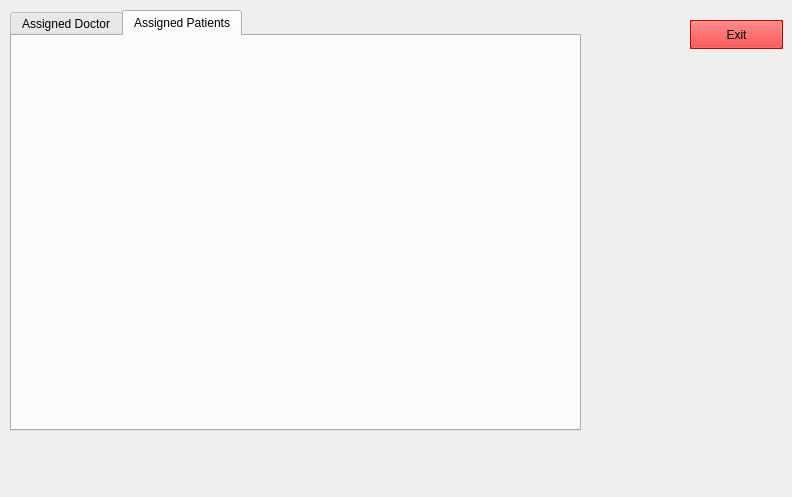
Above: HMS/nurse.ui from moazelshafey/HMS_CSLab before the change. Below: the same form after it.
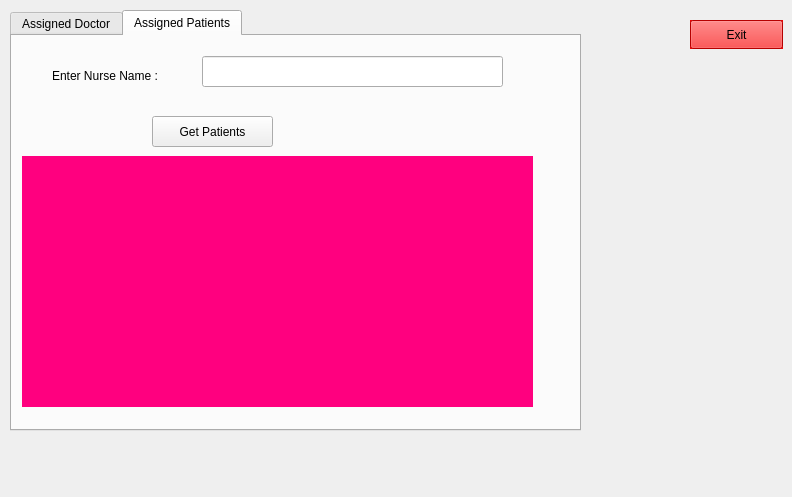
That is the form after the change. Icons and pictures are not drawn.

Commit message: nurse+patietn design

What changed in the file:
```diff
--- a/HMS/nurse.ui
+++ b/HMS/nurse.ui
@@ -47,6 +47,533 @@
     <attribute name="title">
      <string>Assigned Patients</string>
     </attribute>
+    <widget class="QPushButton" name="getpatientsbutton">
+     <property name="geometry">
+      <rect>
+       <x>140</x>
+       <y>80</y>
+       <width>121</width>
+       <height>31</height>
+      </rect>
+     </property>
+     <property name="text">
+      <string>Get Patients</string>
+     </property>
+    </widget>
+    <widget class="QLineEdit" name="nursename_2">
+     <property name="geometry">
+      <rect>
+       <x>190</x>
+       <y>20</y>
+       <width>301</width>
+       <height>31</height>
+      </rect>
+     </property>
+    </widget>
+    <widget class="QLabel" name="label_2">
+     <property name="geometry">
+      <rect>
+       <x>40</x>
+       <y>30</y>
+       <width>131</width>
+       <height>20</height>
+      </rect>
+     </property>
+     <property name="text">
+      <string>Enter Nurse Name :</string>
+     </property>
+    </widget>
+    <widget class="QLabel" name="patientslabel">
+     <property name="geometry">
+      <rect>
+       <x>10</x>
+       <y>120</y>
+       <width>511</width>
+       <height>251</height>
+      </rect>
+     </property>
+     <property name="palette">
+      <palette>
+       <active>
+        <colorrole role="WindowText">
+         <brush brushstyle="SolidPattern">
+          <color alpha="255">
+           <red>0</red>
+           <green>0</green>
+           <blue>0</blue>
+          </color>
+         </brush>
+        </colorrole>
+        <colorrole role="Button">
+         <brush brushstyle="SolidPattern">
+          <color alpha="255">
+           <red>255</red>
+           <green>0</green>
+           <blue>127</blue>
+          </color>
+         </brush>
+        </colorrole>
+        <colorrole role="Light">
+         <brush brushstyle="SolidPattern">
+          <color alpha="255">
+           <red>255</red>
+           <green>127</green>
+           <blue>191</blue>
+          </color>
+         </brush>
+        </colorrole>
+        <colorrole role="Midlight">
+         <brush brushstyle="SolidPattern">
+          <color alpha="255">
+           <red>255</red>
+           <green>63</green>
+           <blue>159</blue>
+          </color>
+         </brush>
+        </colorrole>
+        <colorrole role="Dark">
+         <brush brushstyle="SolidPattern">
+          <color alpha="255">
+           <red>127</red>
+           <green>0</green>
+           <blue>63</blue>
+          </color>
+         </brush>
+        </colorrole>
+        <colorrole role="Mid">
+         <brush brushstyle="SolidPattern">
+          <color alpha="255">
+           <red>170</red>
+           <green>0</green>
+           <blue>85</blue>
+          </color>
+         </brush>
+        </colorrole>
+        <colorrole role="Text">
+         <brush brushstyle="SolidPattern">
+          <color alpha="255">
+           <red>0</red>
+           <green>0</green>
+           <blue>0</blue>
+          </color>
+         </brush>
+        </colorrole>
+        <colorrole role="BrightText">
+         <brush brushstyle="SolidPattern">
+          <color alpha="255">
+           <red>255</red>
+           <green>255</green>
+           <blue>255</blue>
+          </color>
+         </brush>
+        </colorrole>
+        <colorrole role="ButtonText">
+         <brush brushstyle="SolidPattern">
+          <color alpha="255">
+           <red>0</red>
+           <green>0</green>
+           <blue>0</blue>
+          </color>
+         </brush>
+        </colorrole>
+        <colorrole role="Base">
+         <brush brushstyle="SolidPattern">
+          <color alpha="255">
+           <red>255</red>
+           <green>255</green>
+           <blue>255</blue>
+          </color>
+         </brush>
+        </colorrole>
+        <colorrole role="Window">
+         <brush brushstyle="SolidPattern">
+          <color alpha="255">
+           <red>255</red>
+           <green>0</green>
+           <blue>127</blue>
+          </color>
+         </brush>
+        </colorrole>
+        <colorrole role="Shadow">
+         <brush brushstyle="SolidPattern">
+          <color alpha="255">
+           <red>0</red>
+           <green>0</green>
+           <blue>0</blue>
+          </color>
+         </brush>
+        </colorrole>
+        <colorrole role="AlternateBase">
+         <brush brushstyle="SolidPattern">
+          <color alpha="255">
+           <red>255</red>
+           <green>127</green>
+           <blue>191</blue>
+          </color>
+         </brush>
+        </colorrole>
+        <colorrole role="ToolTipBase">
+         <brush brushstyle="SolidPattern">
+          <color alpha="255">
+           <red>255</red>
+           <green>255</green>
+           <blue>220</blue>
+          </color>
+         </brush>
+        </colorrole>
+        <colorrole role="ToolTipText">
+         <brush brushstyle="SolidPattern">
+          <color alpha="255">
+           <red>0</red>
+           <green>0</green>
+           <blue>0</blue>
+          </color>
+         </brush>
+        </colorrole>
+        <colorrole role="PlaceholderText">
+         <brush brushstyle="SolidPattern">
+          <color alpha="127">
+           <red>0</red>
+           <green>0</green>
+           <blue>0</blue>
+          </color>
+         </brush>
+        </colorrole>
+        <colorrole role="Accent">
+         <brush brushstyle="SolidPattern">
+          <color alpha="255">
+           <red>255</red>
+           <green>255</green>
+           <blue>255</blue>
+          </color>
+         </brush>
+        </colorrole>
+       </active>
+       <inactive>
+        <colorrole role="WindowText">
+         <brush brushstyle="SolidPattern">
+          <color alpha="255">
+           <red>0</red>
+           <green>0</green>
+           <blue>0</blue>
+          </color>
+         </brush>
+        </colorrole>
+        <colorrole role="Button">
+         <brush brushstyle="SolidPattern">
+          <color alpha="255">
+           <red>255</red>
+           <green>0</green>
+           <blue>127</blue>
+          </color>
+         </brush>
+        </colorrole>
+        <colorrole role="Light">
+         <brush brushstyle="SolidPattern">
+          <color alpha="255">
+           <red>255</red>
+           <green>127</green>
+           <blue>191</blue>
+          </color>
+         </brush>
+        </colorrole>
+        <colorrole role="Midlight">
+         <brush brushstyle="SolidPattern">
+          <color alpha="255">
+           <red>255</red>
+           <green>63</green>
+           <blue>159</blue>
+          </color>
+         </brush>
+        </colorrole>
+        <colorrole role="Dark">
+         <brush brushstyle="SolidPattern">
+          <color alpha="255">
+           <red>127</red>
+           <green>0</green>
+           <blue>63</blue>
+          </color>
+         </brush>
+        </colorrole>
+        <colorrole role="Mid">
+         <brush brushstyle="SolidPattern">
+          <color alpha="255">
+           <red>170</red>
+           <green>0</green>
+           <blue>85</blue>
+          </color>
+         </brush>
+        </colorrole>
+        <colorrole role="Text">
+         <brush brushstyle="SolidPattern">
+          <color alpha="255">
+           <red>0</red>
+           <green>0</green>
+           <blue>0</blue>
+          </color>
+         </brush>
+        </colorrole>
+        <colorrole role="BrightText">
+         <brush brushstyle="SolidPattern">
+          <color alpha="255">
+           <red>255</red>
+           <green>255</green>
+           <blue>255</blue>
+          </color>
+         </brush>
+        </colorrole>
+        <colorrole role="ButtonText">
+         <brush brushstyle="SolidPattern">
+          <color alpha="255">
+           <red>0</red>
+           <green>0</green>
+           <blue>0</blue>
+          </color>
+         </brush>
+        </colorrole>
+        <colorrole role="Base">
+         <brush brushstyle="SolidPattern">
+          <color alpha="255">
+           <red>255</red>
+           <green>255</green>
+           <blue>255</blue>
+          </color>
+         </brush>
+        </colorrole>
+        <colorrole role="Window">
+         <brush brushstyle="SolidPattern">
+          <color alpha="255">
+           <red>255</red>
+           <green>0</green>
+           <blue>127</blue>
+          </color>
+         </brush>
+        </colorrole>
+        <colorrole role="Shadow">
+         <brush brushstyle="SolidPattern">
+          <color alpha="255">
+           <red>0</red>
+           <green>0</green>
+           <blue>0</blue>
+          </color>
+         </brush>
+        </colorrole>
+        <colorrole role="AlternateBase">
+         <brush brushstyle="SolidPattern">
+          <color alpha="255">
+           <red>255</red>
+           <green>127</green>
+           <blue>191</blue>
+          </color>
+         </brush>
+        </colorrole>
+        <colorrole role="ToolTipBase">
+         <brush brushstyle="SolidPattern">
+          <color alpha="255">
+           <red>255</red>
+           <green>255</green>
+           <blue>220</blue>
+          </color>
+         </brush>
+        </colorrole>
+        <colorrole role="ToolTipText">
+         <brush brushstyle="SolidPattern">
+          <color alpha="255">
+           <red>0</red>
+           <green>0</green>
+           <blue>0</blue>
+          </color>
+         </brush>
+        </colorrole>
+        <colorrole role="PlaceholderText">
+         <brush brushstyle="SolidPattern">
+          <color alpha="127">
+           <red>0</red>
+           <green>0</green>
+           <blue>0</blue>
+          </color>
+         </brush>
+        </colorrole>
+        <colorrole role="Accent">
+         <brush brushstyle="SolidPattern">
+          <color alpha="255">
+           <red>255</red>
+           <green>255</green>
+           <blue>255</blue>
+          </color>
+         </brush>
+        </colorrole>
+       </inactive>
+       <disabled>
+        <colorrole role="WindowText">
+         <brush brushstyle="SolidPattern">
+          <color alpha="255">
+           <red>127</red>
+           <green>0</green>
+           <blue>63</blue>
+          </color>
+         </brush>
+        </colorrole>
+        <colorrole role="Button">
+         <brush brushstyle="SolidPattern">
+          <color alpha="255">
+           <red>255</red>
+           <green>0</green>
+           <blue>127</blue>
+          </color>
+         </brush>
+        </colorrole>
+        <colorrole role="Light">
+         <brush brushstyle="SolidPattern">
+          <color alpha="255">
+           <red>255</red>
+           <green>127</green>
+           <blue>191</blue>
+          </color>
+         </brush>
+        </colorrole>
+        <colorrole role="Midlight">
+         <brush brushstyle="SolidPattern">
+          <color alpha="255">
+           <red>255</red>
+           <green>63</green>
+           <blue>159</blue>
+          </color>
+         </brush>
+        </colorrole>
+        <colorrole role="Dark">
+         <brush brushstyle="SolidPattern">
+          <color alpha="255">
+           <red>127</red>
+           <green>0</green>
+           <blue>63</blue>
+          </color>
+         </brush>
+        </colorrole>
+        <colorrole role="Mid">
+         <brush brushstyle="SolidPattern">
+          <color alpha="255">
+           <red>170</red>
+           <green>0</green>
+           <blue>85</blue>
+          </color>
+         </brush>
+        </colorrole>
+        <colorrole role="Text">
+         <brush brushstyle="SolidPattern">
+          <color alpha="255">
+           <red>127</red>
+           <green>0</green>
+           <blue>63</blue>
+          </color>
+         </brush>
+        </colorrole>
+        <colorrole role="BrightText">
+         <brush brushstyle="SolidPattern">
+          <color alpha="255">
+           <red>255</red>
+           <green>255</green>
+           <blue>255</blue>
+          </color>
+         </brush>
+        </colorrole>
+        <colorrole role="ButtonText">
+         <brush brushstyle="SolidPattern">
+          <color alpha="255">
+           <red>127</red>
+           <green>0</green>
+           <blue>63</blue>
+          </color>
+         </brush>
+        </colorrole>
+        <colorrole role="Base">
+         <brush brushstyle="SolidPattern">
+          <color alpha="255">
+           <red>255</red>
+           <green>0</green>
+           <blue>127</blue>
+          </color>
+         </brush>
+        </colorrole>
+        <colorrole role="Window">
+         <brush brushstyle="SolidPattern">
+          <color alpha="255">
+           <red>255</red>
+           <green>0</green>
+           <blue>127</blue>
+          </color>
+         </brush>
+        </colorrole>
+        <colorrole role="Shadow">
+         <brush brushstyle="SolidPattern">
+          <color alpha="255">
+           <red>0</red>
+           <green>0</green>
+           <blue>0</blue>
+          </color>
+         </brush>
+        </colorrole>
+        <colorrole role="AlternateBase">
+         <brush brushstyle="SolidPattern">
+          <color alpha="255">
+           <red>255</red>
+           <green>0</green>
+           <blue>127</blue>
+          </color>
+         </brush>
+        </colorrole>
+        <colorrole role="ToolTipBase">
+         <brush brushstyle="SolidPattern">
+          <color alpha="255">
+           <red>255</red>
+           <green>255</green>
+           <blue>220</blue>
+          </color>
+         </brush>
+        </colorrole>
+        <colorrole role="ToolTipText">
+         <brush brushstyle="SolidPattern">
+          <color alpha="255">
+           <red>0</red>
+           <green>0</green>
+           <blue>0</blue>
+          </color>
+         </brush>
+        </colorrole>
+        <colorrole role="PlaceholderText">
+         <brush brushstyle="SolidPattern">
+          <color alpha="127">
+           <red>127</red>
+           <green>0</green>
+           <blue>63</blue>
+          </color>
+         </brush>
+        </colorrole>
+        <colorrole role="Accent">
+         <brush brushstyle="SolidPattern">
+          <color alpha="255">
+           <red>255</red>
+           <green>76</green>
+           <blue>165</blue>
+          </color>
+         </brush>
+        </colorrole>
+       </disabled>
+      </palette>
+     </property>
+     <property name="font">
+      <font>
+       <family>SimSun-ExtB</family>
+       <pointsize>16</pointsize>
+      </font>
+     </property>
+     <property name="autoFillBackground">
+      <bool>true</bool>
+     </property>
+     <property name="text">
+      <string/>
+     </property>
+    </widget>
    </widget>
   </widget>
   <widget class="QPushButton" name="pushButton">
```
Left out of the diff: 527 changed lines with no effect on the pictures. The commit also changes 15 other files.
